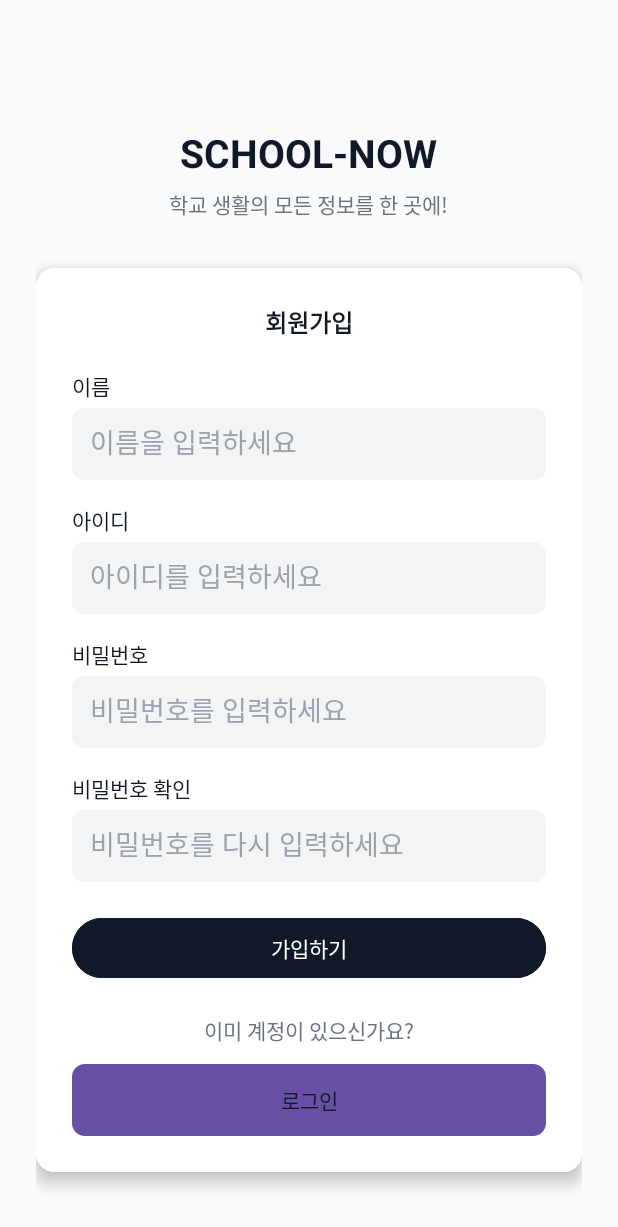
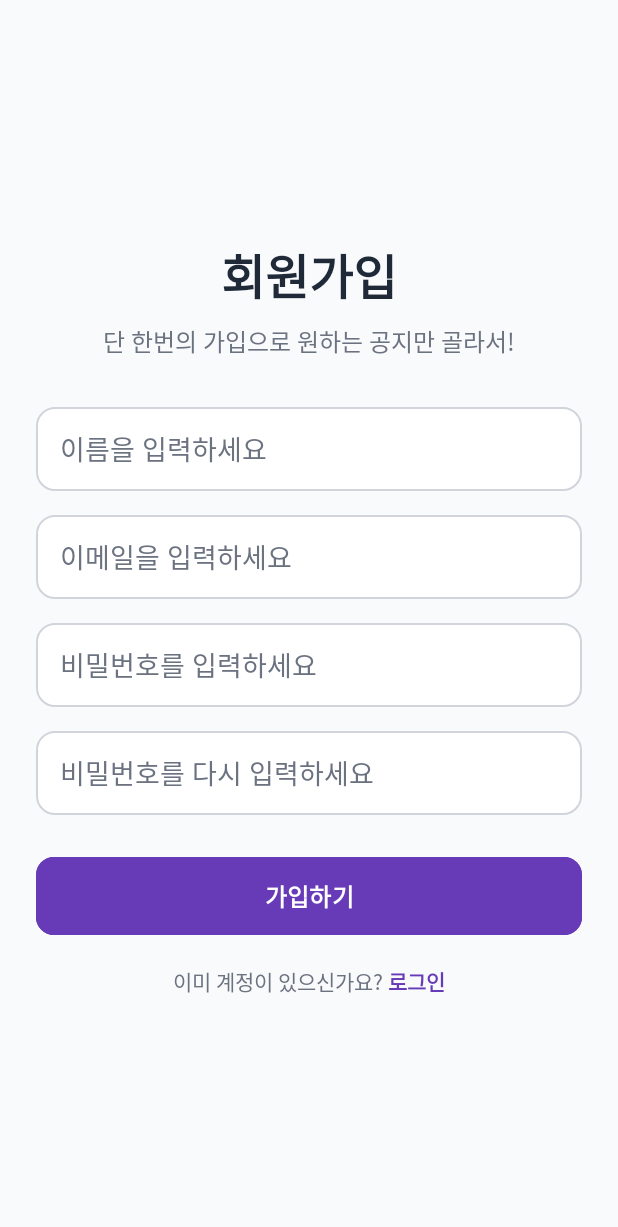
Before and after one commit to lyuchanchan/ToyProject_noticeApp, an Android app: the screen it shows after launch (SignupActivity), after a tap on "회원가입", on a phone screen of 412 x 824 dp. Shown: the top 1227 px of the screen. Run offline under Robolectric (Android 15) with nearby library versions, the phone set to English and light mode, and no system bars; our stand-ins replace Firebase (no records; nobody signed in at launch, a user with empty details on screens opened directly).

Commit message:
- 로그인 및 회원가입 uiux 수정 - 로그인 파이어베이스 연동 - 회원가입시 이메일 인증 기능 - 로그인시 사용자명/이메일 동적 변환

```diff
--- a/app/build.gradle.kts
+++ b/app/build.gradle.kts
@@ -63,4 +63,8 @@ dependencies {
 
     implementation(platform("com.google.firebase:firebase-bom:33.1.0"))
     implementation("com.google.firebase:firebase-firestore-ktx")
+
+    // Firebase 인증 라이브러리 추가
+    implementation("com.google.firebase:firebase-auth-ktx")
+
 }
--- a/app/src/main/AndroidManifest.xml
+++ b/app/src/main/AndroidManifest.xml
@@ -1,6 +1,8 @@
 <?xml version="1.0" encoding="utf-8"?>
 <manifest xmlns:android="http://schemas.android.com/apk/res/android"
     xmlns:tools="http://schemas.android.com/tools">
+
+    <uses-permission android:name="android.permission.INTERNET" />
 
     <application
         android:allowBackup="true"
--- a/app/src/main/java/com/example/toyproject_noticeapp/ui/login/LoginActivity.kt
+++ b/app/src/main/java/com/example/toyproject_noticeapp/ui/login/LoginActivity.kt
@@ -1,26 +1,31 @@
 package com.example.toyproject_noticeapp.ui.login
 
-import android.content.Context
 import android.content.Intent
 import android.os.Bundle
 import android.widget.Toast
 import androidx.appcompat.app.AppCompatActivity
 import com.example.toyproject_noticeapp.MainActivity
 import com.example.toyproject_noticeapp.databinding.ActivityLoginBinding
+import com.google.firebase.auth.FirebaseAuth
+import com.google.firebase.auth.ktx.auth
+import com.google.firebase.ktx.Firebase
 
 class LoginActivity : AppCompatActivity() {
 
     private lateinit var binding: ActivityLoginBinding
+    // Firebase 인증 객체 선언
+    private lateinit var auth: FirebaseAuth
 
     override fun onCreate(savedInstanceState: Bundle?) {
         super.onCreate(savedInstanceState)
         binding = ActivityLoginBinding.inflate(layoutInflater)
         setContentView(binding.root)
 
-        val sharedPreferences = getSharedPreferences("user_prefs", Context.MODE_PRIVATE)
-        val savedUserId = sharedPreferences.getString("user_id", null)
+        // Firebase 인증 객체 초기화
+        auth = Firebase.auth
 
-        if (savedUserId != null) {
+        // 앱 시작 시, 이미 로그인된 사용자인지 확인
+        if (auth.currentUser != null) {
             val intent = Intent(this, MainActivity::class.java)
             startActivity(intent)
             finish()
@@ -32,33 +37,34 @@ class LoginActivity : AppCompatActivity() {
         }
 
         binding.btnLogin.setOnClickListener {
-            val userId = binding.etId.text.toString().trim()
+            val email = binding.etId.text.toString().trim()
             val userPassword = binding.etPassword.text.toString().trim()
 
-            if (userId.isEmpty() || userPassword.isEmpty()) {
-                Toast.makeText(this, "아이디와 비밀번호를 모두 입력해주세요.", Toast.LENGTH_SHORT).show()
+            if (email.isEmpty() || userPassword.isEmpty()) {
+                Toast.makeText(this, "이메일과 비밀번호를 모두 입력해주세요.", Toast.LENGTH_SHORT).show()
                 return@setOnClickListener
             }
 
-            if (userId == "test" && userPassword == "test") {
-                sharedPreferences.edit().putString("user_id", userId).apply()
+            auth.signInWithEmailAndPassword(email, userPassword)
+                .addOnCompleteListener(this) { task ->
+                    if (task.isSuccessful) {
+                        val user = auth.currentUser
+                        //  바로 로그인이 아닌, 이메일 인증 여부를 확인합니다.
+                        if (user != null && user.isEmailVerified) {
+                            // 인증된 사용자만 메인 화면으로 이동
                             Toast.makeText(this, "로그인 성공!", Toast.LENGTH_SHORT).show()
                             val intent = Intent(this, MainActivity::class.java)
                             startActivity(intent)
                             finish()
                         } else {
-                Toast.makeText(this, "아이디 또는 비밀번호가 일치하지 않습니다.", Toast.LENGTH_SHORT).show()
+                            // 인증되지 않은 사용자는 로그인을 막습니다.
+                            Toast.makeText(this, "가입 시 발송된 이메일을 확인하여 인증을 완료해주세요.", Toast.LENGTH_LONG).show()
                         }
-        }
-
-        // ##### 이 부분이 추가되었습니다! #####
-        // 개발용 Skip 버튼 클릭 리스너
-        binding.tvSkip.setOnClickListener {
-            sharedPreferences.edit().putString("user_id", "dev_user").apply()
-            Toast.makeText(this, "테스트 모드로 메인 화면으로 이동합니다.", Toast.LENGTH_SHORT).show()
-            val intent = Intent(this, MainActivity::class.java)
-            startActivity(intent)
-            finish()
+                    } else {
+                        // 아이디나 비밀번호가 틀렸을 때
+                        Toast.makeText(this, "로그인 실패: ${task.exception?.message}", Toast.LENGTH_LONG).show()
                     }
                 }
         }
+    }
+}
--- a/app/src/main/java/com/example/toyproject_noticeapp/ui/login/SignupActivity.kt
+++ b/app/src/main/java/com/example/toyproject_noticeapp/ui/login/SignupActivity.kt
@@ -1,70 +1,83 @@
-package com.example.toyproject_noticeapp.ui.login // 패키지 이름은 본인 프로젝트에 맞게 확인하세요
+package com.example.toyproject_noticeapp.ui.login
 
 import android.content.Intent
 import android.os.Bundle
-import android.widget.Button
-import android.widget.EditText
 import android.widget.Toast
 import androidx.appcompat.app.AppCompatActivity
-import com.example.toyproject_noticeapp.R
+import com.example.toyproject_noticeapp.databinding.ActivitySignupBinding
+import com.google.firebase.auth.FirebaseAuth
+import com.google.firebase.auth.ktx.auth
+import com.google.firebase.firestore.ktx.firestore
+import com.google.firebase.ktx.Firebase
 
 class SignupActivity : AppCompatActivity() {
 
+    private lateinit var auth: FirebaseAuth
+    private lateinit var binding: ActivitySignupBinding
+
     override fun onCreate(savedInstanceState: Bundle?) {
         super.onCreate(savedInstanceState)
-        setContentView(R.layout.activity_signup)
+        binding = ActivitySignupBinding.inflate(layoutInflater)
+        setContentView(binding.root)
 
-        // XML의 뷰(View)들과 코드 연결
-        val etName = findViewById<EditText>(R.id.etName)
-        val etId = findViewById<EditText>(R.id.etId)
-        val etPassword = findViewById<EditText>(R.id.etPassword)
-        val etPasswordConfirm = findViewById<EditText>(R.id.etPasswordConfirm)
-        val btnSignup = findViewById<Button>(R.id.btnSignup)
-        val btnLogin = findViewById<Button>(R.id.btnLogin)
+        auth = Firebase.auth
+        val db = Firebase.firestore
 
-        // '가입하기' 버튼 클릭 시 이벤트 처리
-        btnSignup.setOnClickListener {
-            // 사용자가 입력한 값들을 가져오기 (.trim()으로 불필요한 공백 제거)
-            val name = etName.text.toString().trim()
-            val id = etId.text.toString().trim()
-            val pw = etPassword.text.toString().trim()
-            val pwConfirm = etPasswordConfirm.text.toString().trim()
+        binding.btnSignup.setOnClickListener {
+            val name = binding.etName.text.toString().trim()
+            val email = binding.etId.text.toString().trim()
+            val pw = binding.etPassword.text.toString().trim()
+            val pwConfirm = binding.etPasswordConfirm.text.toString().trim()
 
-            // --- 유효성 검사 (Validation) --- //
-
-            // 1. 모든 필드가 채워졌는지 확인
-            if (name.isEmpty() || id.isEmpty() || pw.isEmpty() || pwConfirm.isEmpty()) {
+            if (name.isEmpty() || email.isEmpty() || pw.isEmpty() || pwConfirm.isEmpty()) {
                 Toast.makeText(this, "모든 항목을 입력해주세요.", Toast.LENGTH_SHORT).show()
-                return@setOnClickListener // 검사를 통과하지 못했으므로 아래 로직을 실행하지 않고 종료
+                return@setOnClickListener
             }
 
-            // 2. 비밀번호와 비밀번호 확인이 일치하는지 확인
             if (pw != pwConfirm) {
                 Toast.makeText(this, "비밀번호가 일치하지 않습니다.", Toast.LENGTH_SHORT).show()
                 return@setOnClickListener
             }
 
-            // TODO: 아이디 중복 확인, 비밀번호 보안 강도(6자리 이상 등) 검사 로직 추가 가능
+            auth.createUserWithEmailAndPassword(email, pw)
+                .addOnCompleteListener(this) { task ->
+                    if (task.isSuccessful) {
+                        val user = auth.currentUser
+                        if (user != null) {
+                            val userProfile = hashMapOf("name" to name)
 
-            // --- 모든 검사를 통과했을 때 --- //
+                            // Firestore에 사용자 정보를 저장
+                            db.collection("users").document(user.uid).set(userProfile)
+                                .addOnSuccessListener {
+                                    // Firestore 저장이 성공하면 다음 단계 진행
+                                    user.sendEmailVerification()
+                                        .addOnCompleteListener { sendTask ->
+                                            if (sendTask.isSuccessful) {
+                                                Toast.makeText(this, "인증 메일을 발송했습니다. 이메일을 확인해주세요.", Toast.LENGTH_LONG).show()
+                                            } else {
+                                                Toast.makeText(this, "인증 메일 발송에 실패했습니다.", Toast.LENGTH_SHORT).show()
+                                            }
+                                        }
 
-            // TODO: 실제로는 여기서 서버에 사용자 정보를 보내 회원가입을 요청해야 합니다.
-            // 지금은 성공했다는 메시지만 띄우고 로그인 화면으로 돌아갑니다.
-
-            Toast.makeText(this, "'$name'님, 회원가입 성공!", Toast.LENGTH_SHORT).show()
-
-            // 회원가입 성공 후, 로그인 화면으로 돌아가기
-            // Intent에 방금 가입한 아이디를 담아 전달하면 로그인 창에 자동으로 채워주는 경험을 줄 수 있습니다.
-            val intent = Intent(this, LoginActivity::class.java).apply {
-                putExtra("USER_ID", id)
-            }
-            startActivity(intent)
-            finish() // 현재 회원가입 화면은 종료
+                                    FirebaseAuth.getInstance().signOut()
+                                    val intent = Intent(this, LoginActivity::class.java)
+                                    intent.putExtra("USER_ID", email)
+                                    startActivity(intent)
+                                    finish()
+                                }
+                                .addOnFailureListener { e ->
+                                    // Firestore 저장 실패 시, 방금 생성된 계정 삭제
+                                    user.delete()
+                                    Toast.makeText(this, "회원가입 실패: 프로필 정보 저장 오류. (${e.message})", Toast.LENGTH_LONG).show()
+                                }
+                        }
+                    } else {
+                        Toast.makeText(this, "회원가입 실패: ${task.exception?.message}", Toast.LENGTH_LONG).show()
+                    }
+                }
         }
 
-        // '로그인' 버튼 클릭 시 이벤트 처리
-        btnLogin.setOnClickListener {
-            // 현재 액티비티를 종료하여 이전 화면(로그인)으로 돌아감
+        binding.btnLogin.setOnClickListener {
             finish()
         }
     }
--- /dev/null
+++ b/app/src/main/res/drawable/login_edittext_background.xml
@@ -0,0 +1,9 @@
+<?xml version="1.0" encoding="utf-8"?>
+<shape xmlns:android="http://schemas.android.com/apk/res/android"
+    android:shape="rectangle">
+    <solid android:color="@color/input_field_background" />
+    <corners android:radius="12dp" />
+    <stroke
+        android:width="1dp"
+        android:color="@color/input_stroke_color" />
+</shape>
--- /dev/null
+++ b/app/src/main/res/drawable/rounded_image_background.xml
@@ -0,0 +1,5 @@
+<?xml version="1.0" encoding="utf-8"?>
+<shape xmlns:android="http://schemas.android.com/apk/res/android"
+    android:shape="rectangle">
+    <corners android:radius="24dp" />
+</shape>
--- a/app/src/main/res/layout/activity_signup.xml
+++ b/app/src/main/res/layout/activity_signup.xml
@@ -1,161 +1,125 @@
 <?xml version="1.0" encoding="utf-8"?>
-<ScrollView xmlns:android="http://schemas.android.com/apk/res/android"
+<androidx.constraintlayout.widget.ConstraintLayout xmlns:android="http://schemas.android.com/apk/res/android"
+    xmlns:app="http://schemas.android.com/apk/res-auto"
+    xmlns:tools="http://schemas.android.com/tools"
     android:layout_width="match_parent"
     android:layout_height="match_parent"
     android:background="#F9FAFB"
-    android:fillViewport="true">
+    android:padding="24dp"
+    tools:context=".ui.login.SignupActivity">
 
     <LinearLayout
-        android:layout_width="match_parent"
+        android:layout_width="0dp"
         android:layout_height="wrap_content"
+        android:gravity="center_horizontal"
         android:orientation="vertical"
-        android:padding="24dp"
-        android:gravity="center_horizontal">
-
-        <TextView
-            android:layout_width="wrap_content"
-            android:layout_height="wrap_content"
-            android:text="SCHOOL-NOW"
-            android:textSize="26sp"
-            android:textStyle="bold"
-            android:textColor="#111827"
-            android:layout_marginTop="60dp"/>
-
-        <TextView
-            android:layout_width="wrap_content"
-            android:layout_height="wrap_content"
-            android:text="학교 생활의 모든 정보를 한 곳에!"
-            android:textSize="14sp"
-            android:textColor="#6B7280"
-            android:layout_marginTop="6dp"
-            android:layout_marginBottom="32dp"/>
-
-        <LinearLayout
-            android:layout_width="match_parent"
-            android:layout_height="wrap_content"
-            android:background="@drawable/login_bg_card"
-            android:orientation="vertical"
-            android:padding="24dp"
-            android:gravity="center_horizontal"
-            android:elevation="6dp">
+        app:layout_constraintBottom_toBottomOf="parent"
+        app:layout_constraintEnd_toEndOf="parent"
+        app:layout_constraintStart_toStartOf="parent"
+        app:layout_constraintTop_toTopOf="parent"
+        app:layout_constraintVertical_bias="0.5">
 
         <TextView
             android:layout_width="wrap_content"
             android:layout_height="wrap_content"
             android:text="회원가입"
-                android:textSize="16sp"
-                android:textStyle="bold"
-                android:textColor="#111827"
-                android:layout_marginBottom="20dp"/>
+            android:textColor="@color/text_primary"
+            android:textSize="32sp"
+            android:textStyle="bold" />
 
         <TextView
-                android:layout_width="match_parent"
+            android:layout_width="wrap_content"
             android:layout_height="wrap_content"
-                android:text="이름"
-                android:textSize="14sp"
-                android:textColor="#111827"
-                android:layout_marginBottom="4dp"/>
+            android:layout_marginTop="8dp"
+            android:text="단 한번의 가입으로 원하는 공지만 골라서!"
+            android:textColor="@color/text_secondary"
+            android:textSize="16sp" />
 
         <EditText
             android:id="@+id/etName"
             android:layout_width="match_parent"
-                android:layout_height="48dp"
-                android:background="@drawable/login_bg_input"
+            android:layout_height="56dp"
+            android:layout_marginTop="32dp"
+            android:background="@drawable/login_edittext_background"
             android:hint="이름을 입력하세요"
-                android:padding="12dp"
-                android:textColor="#111827"
-                android:textColorHint="#9CA3AF"
-                android:layout_marginBottom="16dp"/>
-
-            <TextView
-                android:layout_width="match_parent"
-                android:layout_height="wrap_content"
-                android:text="아이디"
-                android:textSize="14sp"
-                android:textColor="#111827"
-                android:layout_marginBottom="4dp"/>
+            android:inputType="textPersonName"
+            android:paddingStart="16dp"
+            android:paddingEnd="16dp"
+            android:textColor="@color/text_primary"
+            android:textColorHint="@color/text_secondary" />
 
         <EditText
             android:id="@+id/etId"
             android:layout_width="match_parent"
-                android:layout_height="48dp"
-                android:background="@drawable/login_bg_input"
-                android:hint="아이디를 입력하세요"
-                android:padding="12dp"
-                android:textColor="#111827"
-                android:textColorHint="#9CA3AF"
-                android:layout_marginBottom="16dp"/>
-
-            <TextView
-                android:layout_width="match_parent"
-                android:layout_height="wrap_content"
-                android:text="비밀번호"
-                android:textSize="14sp"
-                android:textColor="#111827"
-                android:layout_marginBottom="4dp"/>
+            android:layout_height="56dp"
+            android:layout_marginTop="16dp"
+            android:background="@drawable/login_edittext_background"
+            android:hint="이메일을 입력하세요"
+            android:inputType="textEmailAddress"
+            android:paddingStart="16dp"
+            android:paddingEnd="16dp"
+            android:textColor="@color/text_primary"
+            android:textColorHint="@color/text_secondary" />
 
         <EditText
             android:id="@+id/etPassword"
             android:layout_width="match_parent"
-                android:layout_height="48dp"
-                android:background="@drawable/login_bg_input"
+            android:layout_height="56dp"
+            android:layout_marginTop="16dp"
+            android:background="@drawable/login_edittext_background"
             android:hint="비밀번호를 입력하세요"
             android:inputType="textPassword"
-                android:padding="12dp"
-                android:textColor="#111827"
-                android:textColorHint="#9CA3AF"
-                android:layout_marginBottom="16dp"/>
-
-            <TextView
-                android:layout_width="match_parent"
-                android:layout_height="wrap_content"
-                android:text="비밀번호 확인"
-                android:textSize="14sp"
-                android:textColor="#111827"
-                android:layout_marginBottom="4dp"/>
+            android:paddingStart="16dp"
+            android:paddingEnd="16dp"
+            android:textColor="@color/text_primary"
+            android:textColorHint="@color/text_secondary" />
 
         <EditText
             android:id="@+id/etPasswordConfirm"
             android:layout_width="match_parent"
-                android:layout_height="48dp"
-                android:background="@drawable/login_bg_input"
+            android:layout_height="56dp"
+            android:layout_marginTop="16dp"
+            android:background="@drawable/login_edittext_background"
             android:hint="비밀번호를 다시 입력하세요"
             android:inputType="textPassword"
-                android:padding="12dp"
-                android:textColor="#111827"
-                android:textColorHint="#9CA3AF"
-                android:layout_marginBottom="20dp"/>
+            android:paddingStart="16dp"
+            android:paddingEnd="16dp"
+            android:textColor="@color/text_primary"
+            android:textColorHint="@color/text_secondary" />
 
-
-            <Button
+        <com.google.android.material.button.MaterialButton
             android:id="@+id/btnSignup"
             android:layout_width="match_parent"
-                android:layout_height="48dp"
+            android:layout_height="60dp"
+            android:layout_marginTop="24dp"
+            android:backgroundTint="@color/primary_brand_color"
             android:text="가입하기"
-                android:backgroundTint="#111827"
-                android:textColor="#FFFFFF"
-                android:layout_marginBottom="20dp"
-                android:stateListAnimator="@null"
-                android:fontFamily="sans-serif-medium"/>
+            android:textColor="@color/white"
+            android:textSize="16sp"
+            android:textStyle="bold"
+            app:cornerRadius="12dp" />
+
+        <LinearLayout
+            android:layout_width="wrap_content"
+            android:layout_height="wrap_content"
+            android:layout_marginTop="16dp"
+            android:orientation="horizontal">
 
             <TextView
                 android:layout_width="wrap_content"
                 android:layout_height="wrap_content"
-                android:text="이미 계정이 있으신가요?"
+                android:text="이미 계정이 있으신가요? "
+                android:textColor="@color/text_secondary"
+                android:textSize="14sp" />
+
+            <TextView
+                android:id="@+id/btnLogin"
+                android:layout_width="wrap_content"
+                android:layout_height="wrap_content"
+                android:text="로그인"
+                android:textColor="@color/primary_brand_color"
                 android:textSize="14sp"
-                android:textColor="#6B7280"
-                android:layout_marginBottom="12dp"/>
-
-            <Button
-                android:id="@+id/btnLogin"
-                android:layout_width="match_parent"
-                android:layout_height="48dp"
-                android:text="로그인"
-                android:background="@drawable/login_bg_button_outline"
-                android:textColor="#111827"
-                android:stateListAnimator="@null"
-                android:elevation="0dp"
-                android:fontFamily="sans-serif-medium"/>
+                android:textStyle="bold" />
         </LinearLayout>
     </LinearLayout>
-</ScrollView>
+</androidx.constraintlayout.widget.ConstraintLayout>
--- a/app/src/main/res/values/colors.xml
+++ b/app/src/main/res/values/colors.xml
@@ -6,4 +6,10 @@
     <color name="material_on_surface_disabled">#61000000</color>
     <color name="material_on_surface_medium_emphasis">#99000000</color>
 
+    <color name="light_gray_background">#F8F9FA</color>
+    <color name="input_field_background">#FFFFFF</color>
+    <color name="primary_brand_color">#673AB7</color>
+    <color name="text_primary">#1F2937</color>
+    <color name="text_secondary">#6B7280</color>
+    <color name="input_stroke_color">#D1D5DB</color>
 </resources>
```
Also changed, not shown: app/src/main/java/com/example/toyproject_noticeapp/ui/setting/SettingMainFragment.kt (+37 -4 lines), app/src/main/res/drawable/ic_lock.xml (added, +10 -0 lines), app/src/main/res/drawable/ic_person.xml (added, +10 -0 lines), app/src/main/res/layout/activity_login.xml (+112 -112 lines), app/src/main/res/drawable/hanshin_logo.png (added). Lines whose indentation alone changed are shown as unchanged.
